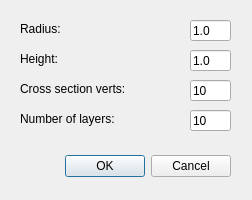
This is schwarzdialog.ui in evouga/developable as Qt 5 draws it before an edit. The edited form follows.
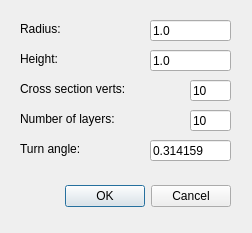
This is the edited form.

```diff
--- a/schwarzdialog.ui
+++ b/schwarzdialog.ui
@@ -7,7 +7,7 @@
     <x>0</x>
     <y>0</y>
     <width>252</width>
-    <height>200</height>
+    <height>233</height>
    </rect>
   </property>
   <property name="windowTitle">
@@ -17,7 +17,7 @@
    <property name="geometry">
     <rect>
      <x>40</x>
-     <y>150</y>
+     <y>180</y>
      <width>191</width>
      <height>32</height>
     </rect>
@@ -84,9 +84,9 @@
   <widget class="QLineEdit" name="radiusLineEdit">
    <property name="geometry">
     <rect>
-     <x>190</x>
+     <x>150</x>
      <y>20</y>
-     <width>41</width>
+     <width>81</width>
      <height>21</height>
     </rect>
    </property>
@@ -97,9 +97,9 @@
   <widget class="QLineEdit" name="heightLineEdit">
    <property name="geometry">
     <rect>
-     <x>190</x>
+     <x>150</x>
      <y>50</y>
-     <width>41</width>
+     <width>81</width>
      <height>21</height>
     </rect>
    </property>
@@ -133,6 +133,32 @@
     <string>10</string>
    </property>
   </widget>
+  <widget class="QLabel" name="angleLabel">
+   <property name="geometry">
+    <rect>
+     <x>20</x>
+     <y>140</y>
+     <width>151</width>
+     <height>17</height>
+    </rect>
+   </property>
+   <property name="text">
+    <string>Turn angle:</string>
+   </property>
+  </widget>
+  <widget class="QLineEdit" name="angleLineEdit">
+   <property name="geometry">
+    <rect>
+     <x>150</x>
+     <y>140</y>
+     <width>81</width>
+     <height>21</height>
+    </rect>
+   </property>
+   <property name="text">
+    <string>0.314159</string>
+   </property>
+  </widget>
  </widget>
  <resources/>
  <connections>
```
